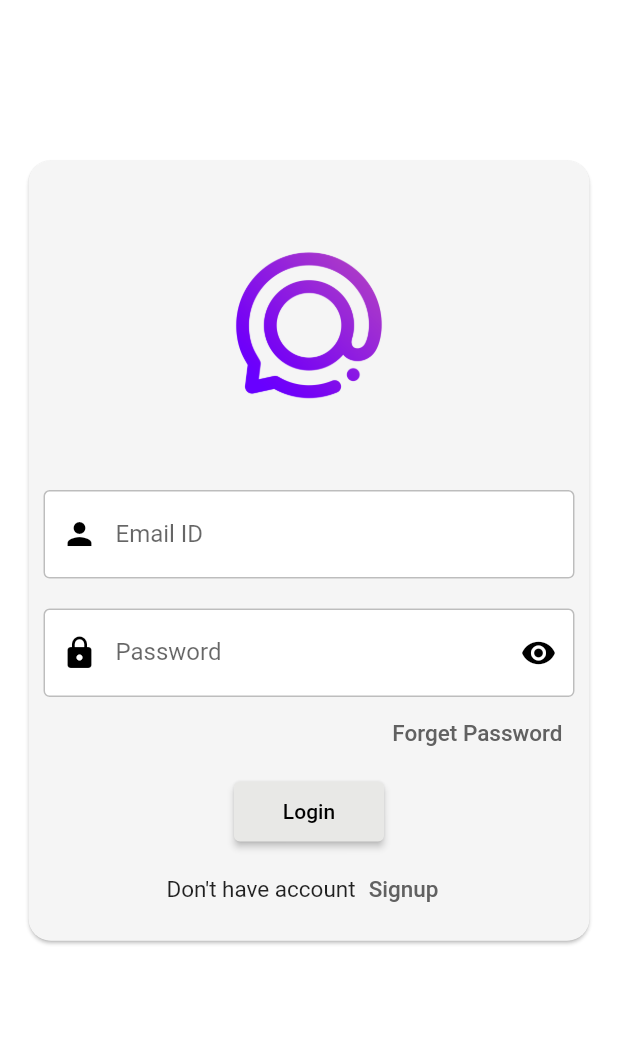
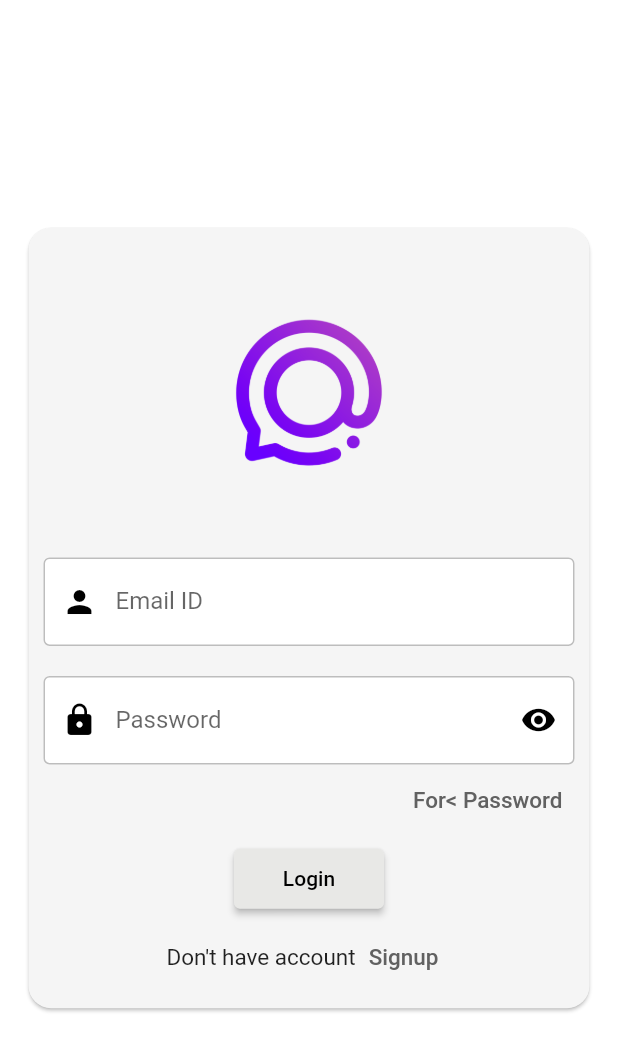
Before and after one commit to rohitjaiswal001/loginsignup, a Flutter app: the screen it shows after launch, after a tap on "Logout", on a phone screen of 412 x 824 dp. Shown: the top 1051 px of the screen. Run offline on Flutter 3.47's test engine with Material 2 defaults, Android fonts, the phone set to English and light mode, and no system bars; our stand-ins replace get, get_storage; missing offline and left inert: dart:html.

Commit message:
login_getx_fixed

```diff
--- /dev/null
+++ b/lib/app_routes/page_generated.dart
@@ -0,0 +1,39 @@
+import 'package:flutter/cupertino.dart';
+import 'package:login/view/homepage.dart';
+import 'package:login/view/loginpage.dart';
+
+import 'page_routes.dart';
+
+class PageGenerated{
+  static Route<dynamic> generateRoute(RouteSettings settings) {
+
+    Widget widgetScreen;
+    switch (settings.name) {
+      case PageRoutes.login:
+        widgetScreen =   LoginPage();
+        break;
+      case PageRoutes.home:
+        widgetScreen =  HomePage();
+        break;
+
+      default:
+
+        widgetScreen =  LoginPage();
+    }
+    return PageRouteBuilder(
+        settings: settings,
+        pageBuilder: (_, __, ___) => widgetScreen,
+        transitionsBuilder: (context, animation, secondaryAnimation, child) {
+          var begin =  const Offset(0.0, 1.0);
+          var end = Offset.zero;
+          var curve = Curves.ease;
+
+          var tween =
+          Tween(begin: begin, end: end).chain(CurveTween(curve: curve));
+          return SlideTransition(
+            position: animation.drive(tween),
+            child: child,
+          );
+        });
+  }
+}
--- /dev/null
+++ b/lib/app_routes/page_routes.dart
@@ -0,0 +1,6 @@
+class PageRoutes {
+  static const String login = '/login';
+  static const String signup = '/signup';
+  static const String home = '/home';
+  static const String forgetpass = '/forgetpass';
+}
--- a/lib/controller/common_controller.dart
+++ b/lib/controller/common_controller.dart
@@ -1,5 +1,8 @@
+import 'dart:html';
+
 import 'package:flutter/material.dart';
 import 'package:get/get.dart';
+import 'package:get_storage/get_storage.dart';
 
 class CommonController extends GetxController {
   RxBool isVisible = true.obs;
@@ -7,8 +10,23 @@ class CommonController extends GetxController {
   RxBool isEnabled = false.obs;
 
   RxBool cisvisible = true.obs;
+
+  FocusNode? remailfocus, passkeyfocus, cpasskeyfocus;
+
+  @override
+  void onInit() {
+    remailfocus = FocusNode();
+    passkeyfocus = FocusNode();
+    cpasskeyfocus = FocusNode();
+
+    super.onInit();
+  }
+
+  @override
+  void dispose() {
+    remailfocus!.dispose();
+    passkeyfocus!.dispose();
+    cpasskeyfocus!.dispose();
+    super.dispose();
+  }
 }
-
-class EditController {
-
-}
--- /dev/null
+++ b/lib/helper/storage_helper.dart
@@ -0,0 +1,27 @@
+import 'package:get/get.dart';
+import 'package:get_storage/get_storage.dart';
+
+
+class StorageHelper extends GetxController{
+  static GetStorage box = GetStorage();
+
+  static writeData(String key, dynamic value) async{
+    await box.write(key, value);
+
+  }
+
+  static readData(String key) {
+    return  box.read(key);
+  }
+
+  static deleteData(String key)async {
+    await box.remove(key);
+  }
+
+
+  static eraseData()async{
+    await box.erase();
+  }
+
+
+}
--- a/lib/main.dart
+++ b/lib/main.dart
@@ -1,11 +1,16 @@
 import 'package:flutter/material.dart';
 import 'package:get/get.dart';
-import 'package:login/route.dart';
+import 'package:get_storage/get_storage.dart';
+import 'package:login/app_routes/page_routes.dart';
+import 'package:login/helper/storage_helper.dart';
 import 'package:login/view/homepage.dart';
 
+import 'app_routes/page_generated.dart';
+import 'controller/common_controller.dart';
 import 'view/loginpage.dart';
 
-void main() {
+void main() async {
+  await GetStorage.init(); //get storage initialization
   runApp(const MyApp());
 }
 
@@ -17,14 +22,15 @@ class MyApp extends StatelessWidget {
   Widget build(BuildContext context) {
     return GetMaterialApp(
       debugShowCheckedModeBanner: false,
-      //
-      //
+
       theme: ThemeData(primarySwatch: Colors.grey),
       //
-      // home: LoginPage(),
-
-      home: LoginPage().storage == null ? LoginPage() : const HomePage(),
-      getPages: getPages,
+      initialRoute: StorageHelper.readData("email") == ""
+          ? PageRoutes.login
+          : PageRoutes.home,
+      // home: 1 == 2 ? LoginPage() : HomePage(),
+      // getPages: getPages,
+      onGenerateRoute: PageGenerated.generateRoute,
     );
   }
 }
--- a/lib/route.dart
+++ /dev/null
@@ -1,32 +0,0 @@
-import 'package:get/get.dart';
-import 'package:login/view/forgetpass.dart';
-import 'package:login/view/homepage.dart';
-import 'package:login/view/signup.dart';
-
-import 'view/loginpage.dart';
-
-class Routes {
-  static String login = '/login';
-  static String signup = '/signup';
-  static String home = '/home';
-  static String forgetpass = '/forgetpass';
-}
-
-final getPages = [
-  GetPage(
-    name: Routes.login,
-    page: () => LoginPage(),
-  ),
-  GetPage(
-    name: Routes.signup,
-    page: () => Signup(),
-  ),
-  GetPage(
-    name: Routes.home,
-    page: () => HomePage(),
-  ),
-  GetPage(
-    name: Routes.forgetpass,
-    page: () => ForgetPass(),
-  ),
-];
--- /dev/null
+++ b/lib/util/common_text_controller.dart
@@ -0,0 +1,3 @@
+import 'package:flutter/material.dart';
+
+TextEditingController emailController = TextEditingController();
--- a/lib/view/homepage.dart
+++ b/lib/view/homepage.dart
@@ -5,28 +5,30 @@ import 'package:get/get.dart';
 import 'package:login/controller/common_controller.dart';
 import 'package:login/view/loginpage.dart';
 
+import '../helper/storage_helper.dart';
+
 class HomePage extends StatelessWidget {
   const HomePage({super.key});
 
   @override
   Widget build(BuildContext context) {
     return Scaffold(
-      body: Center(
+      body: Container(
+        width: Get.width,
+        height: Get.height,
+        alignment: Alignment.center,
         child: ElevatedButton(
-            style: ButtonStyle(
-              backgroundColor:
-                  MaterialStateProperty.all(Color.fromARGB(255, 232, 232, 230)),
-            ),
             onPressed: () {
-              var reading = LoginPage().storage.read("email");
-              log('bbbbbbbbbbbbbbbbbbbbbbb$reading');
+              StorageHelper.readData("email");
 
-            LoginPage().storage.remove('email');
+              log('=================Read=============> [Clicked]');
+              StorageHelper.eraseData();
 
-              Navigator.push(context,
-                  MaterialPageRoute(builder: (context) => LoginPage()));
+              StorageHelper.readData("email");
+              log('=================erase=============> [Clicked]');
+              Get.offAll(LoginPage());
             },
-            child: Text("Logout")),
+            child: const Text("Logout")),
       ),
     );
   }
--- a/lib/view/loginpage.dart
+++ b/lib/view/loginpage.dart
@@ -1,28 +1,23 @@
 import 'dart:developer';
-import 'package:get/get.dart';
 import 'package:flutter/material.dart';
 import 'package:flutter/services.dart';
-import 'package:get_storage/get_storage.dart';
+import 'package:get/get.dart';
+import 'package:login/app_routes/page_routes.dart';
 import 'package:login/controller/common_controller.dart';
-import 'package:login/view/forgetpass.dart';
+import 'package:login/helper/storage_helper.dart';
 import 'package:login/view/homepage.dart';
 import 'package:login/view/signup.dart';
+import 'package:login/util/common_text_controller.dart';
+
+import 'forgetpass.dart';
 
 // ignore: must_be_immutable
-class LoginPage extends StatelessWidget {
+class LoginPage extends StatelessWidget{
   LoginPage({super.key});
-
-  FocusNode emailfocus = FocusNode();
 
   final _commonController = Get.put(CommonController());
 
-  FocusNode passkeyfocus = FocusNode();
-
   var size, height, width;
-
-  var emailEditingController = TextEditingController();
-
-  var storage = GetStorage();
 
   @override
   Widget build(BuildContext context) {
@@ -36,24 +31,20 @@ class LoginPage extends StatelessWidget {
     height = size.height;
     width = size.width;
 
-    return GestureDetector(
-      onTap: () {
-        FocusScope.of(context).unfocus();
-        //FocusManssager.instance.primaryFocus?.unfocus();
-      },
-      child: Scaffold(
+    return Scaffold(
       backgroundColor: Colors.white,
-
       resizeToAvoidBottomInset: false,
       body: Container(
-          height: MediaQuery.of(context).size.height,
+        height: Get.height,
+        width: Get.width,
+        color: Colors.white,
+        alignment: Alignment.center,
         child: SingleChildScrollView(
           child: Column(
             mainAxisAlignment: MainAxisAlignment.center,
-              //crossAxisAlignment: CrossAxisAlignment.center,
-              // mainAxisSize: MainAxisSize.min,
+            crossAxisAlignment: CrossAxisAlignment.center,
+            mainAxisSize: MainAxisSize.min,
             children: [
-                SizedBox(height: height / 8),
               Padding(
                 padding: const EdgeInsets.symmetric(horizontal: 15),
                 child: Card(
@@ -75,11 +66,12 @@ class LoginPage extends StatelessWidget {
                               height: height / 20,
                             ),
                             TextField(
-                                controller: emailEditingController,
-                                focusNode: emailfocus,
+                              controller:
+                                  emailController,
+                              //  focusNode: emailfocus,
                               onSubmitted: (value) {
-                                  FocusScope.of(context)
-                                      .requestFocus(passkeyfocus);
+                                // FocusScope.of(context)
+                                //     .requestFocus(passkeyfocus);
                               },
                               //autofocus: true,
                               decoration: InputDecoration(
@@ -91,8 +83,7 @@ class LoginPage extends StatelessWidget {
                                 ),
                                 enabledBorder: OutlineInputBorder(
                                   borderSide: BorderSide(
-                                        color: Colors.grey.shade400,
-                                        width: 1.0),
+                                      color: Colors.grey.shade400, width: 1.0),
                                 ),
                                 hintText: 'Enter your Email ',
                                 labelText: 'Email ID',
@@ -107,9 +98,8 @@ class LoginPage extends StatelessWidget {
                             ),
                             Obx(
                               () => TextField(
-                                  obscureText:
-                                      _commonController.isVisible.value,
-                                  focusNode: passkeyfocus,
+                                obscureText: _commonController.isVisible.value,
+                                //  focusNode: passkeyfocus,
                                 //autofocus: true,
                                 decoration: InputDecoration(
                                     filled: true,
@@ -135,8 +125,7 @@ class LoginPage extends StatelessWidget {
                                     ),
                                     suffixIcon: IconButton(
                                         icon: Obx(() => Icon(
-                                                _commonController
-                                                        .isVisible.value
+                                              _commonController.isVisible.value
                                                   ? Icons.visibility
                                                   : Icons.visibility_off,
                                               color: Colors.black,
@@ -158,13 +147,13 @@ class LoginPage extends StatelessWidget {
                                   //     context,
                                   //     MaterialPageRoute(
                                   //         builder: (context) =>
-                                    //             ForgetPass()));
+                                  //             For<Pass()));
 
                                   Get.to(ForgetPass());
                                 },
                                 child: Align(
                                   alignment: Alignment.topRight,
-                                    child: Text("Forget Password",
+                                  child: Text("For< Password",
                                       style: TextStyle(
                                           fontSize: 15,
                                           color: Colors.grey.shade700)),
@@ -182,9 +171,13 @@ class LoginPage extends StatelessWidget {
 
                                     ///Gurpreet
                                     ///
-                                      storage.write(
-                                          "email", emailEditingController.text.toString().trim());
-
+                                    StorageHelper.writeData(
+                                        "email",
+                                        emailController
+                                            .text
+                                            .toString()
+                                            .trim());
+                                    log("email===> ${StorageHelper.readData("email")},,,,    ${emailController.text.toString().trim()}");
                                     // FocusManager.instance.primaryFocus ?.unfocus();
                                     // Navigator.push(
                                     //     context,
@@ -192,17 +185,16 @@ class LoginPage extends StatelessWidget {
                                     //         builder: (context) =>
                                     //             HomePage()));
                                     _commonController.isVisible.value = true;
-                                      Get.to(HomePage());
+                                    emailController.clear();
+                                    Get.offAllNamed(PageRoutes.home);
                                   },
 
                                   // style: ElevatedButton.styleFrom(
                                   //     backgroundColor:
                                   //         Color.fromRGBO(250, 250, 250, 0)),
                                   style: ButtonStyle(
-                                      backgroundColor:
-                                          MaterialStateProperty.all(
-                                              Color.fromARGB(
-                                                  255, 232, 232, 230)),
+                                    backgroundColor: MaterialStateProperty.all(
+                                        Color.fromARGB(255, 232, 232, 230)),
                                   ),
                                   child: Text("Login"),
                                 )),
@@ -240,9 +232,6 @@ class LoginPage extends StatelessWidget {
           ),
         ),
       ),
-
-        //
-      ),
     );
   }
 }
```
Also changed, not shown: lib/view/forgetpass.dart (+31 -36 lines), lib/view/signup.dart (+8 -8 lines). Lines whose indentation alone changed are shown as unchanged.
